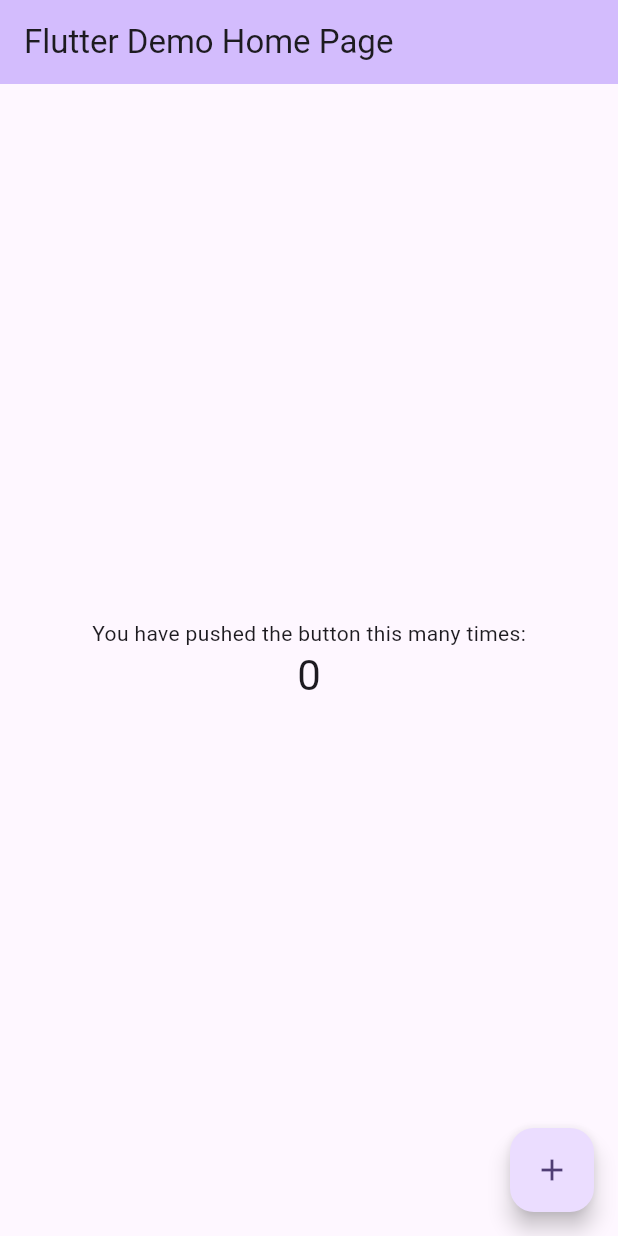
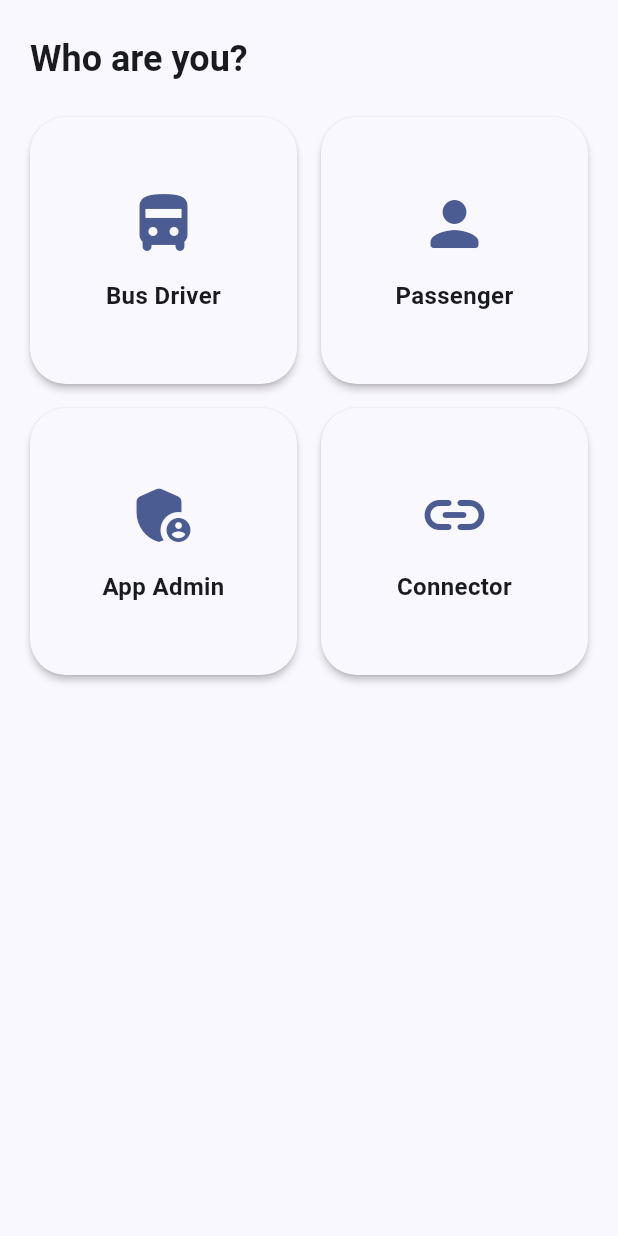
Before and after one commit to kojithan-y/Smart-Rural-Transportation-Mobile-App, a Flutter app: the screen it shows after launch, on a phone screen of 412 x 824 dp. Run offline on Flutter 3.47's test engine with Material 3 defaults, Android fonts, the phone set to English and light mode, and no system bars.

Commit message:
driver login

```diff
--- /dev/null
+++ b/frontend/lib/core/config.dart
@@ -0,0 +1,3 @@
+class AppConfig {
+  static const String baseUrl = 'http://10.0.2.2:4000/api';
+}
--- /dev/null
+++ b/frontend/lib/features/auth/role_select_screen.dart
@@ -0,0 +1,125 @@
+import 'package:flutter/material.dart';
+
+class RoleSelectScreen extends StatelessWidget {
+  const RoleSelectScreen({super.key});
+
+  @override
+  Widget build(BuildContext context) {
+    final theme = Theme.of(context);
+
+    return Scaffold(
+      body: SafeArea(
+        child: SingleChildScrollView(
+          padding: const EdgeInsets.symmetric(horizontal: 20, vertical: 24),
+          child: Column(
+            crossAxisAlignment: CrossAxisAlignment.start,
+            children: [
+              Text(
+                'Who are you?',
+                style: theme.textTheme.titleLarge?.copyWith(
+                  fontSize: 24,
+                  fontWeight: FontWeight.bold,
+                ),
+              ),
+              const SizedBox(height: 24),
+              GridView.count(
+                crossAxisCount: 2,
+                shrinkWrap: true,
+                physics: const NeverScrollableScrollPhysics(),
+                mainAxisSpacing: 16,
+                crossAxisSpacing: 16,
+                children: [
+                  _RoleCard(
+                    icon: Icons.directions_bus_filled_rounded,
+                    label: 'Bus Driver',
+                    onTap: () {
+                      Navigator.pushNamed(context, '/auth/driver/login');
+                    },
+                  ),
+                  _RoleCard(
+                    icon: Icons.person_rounded,
+                    label: 'Passenger',
+                    onTap: () {
+                      ScaffoldMessenger.of(context).showSnackBar(
+                        const SnackBar(content: Text('Coming soon')),
+                      );
+                    },
+                  ),
+                  _RoleCard(
+                    icon: Icons.admin_panel_settings_rounded,
+                    label: 'App Admin',
+                    onTap: () {
+                      ScaffoldMessenger.of(context).showSnackBar(
+                        const SnackBar(content: Text('Coming soon')),
+                      );
+                    },
+                  ),
+                  _RoleCard(
+                    icon: Icons.link_rounded,
+                    label: 'Connector',
+                    onTap: () {
+                      ScaffoldMessenger.of(context).showSnackBar(
+                        const SnackBar(content: Text('Coming soon')),
+                      );
+                    },
+                  ),
+                ],
+              ),
+            ],
+          ),
+        ),
+      ),
+    );
+  }
+}
+
+class _RoleCard extends StatelessWidget {
+  final IconData icon;
+  final String label;
+  final VoidCallback onTap;
+
+  const _RoleCard({
+    required this.icon,
+    required this.label,
+    required this.onTap,
+  });
+
+  @override
+  Widget build(BuildContext context) {
+    final scheme = Theme.of(context).colorScheme;
+
+    return Material(
+      color: scheme.surface,
+      elevation: 2,
+      borderRadius: BorderRadius.circular(24),
+      child: InkWell(
+        onTap: onTap,
+        borderRadius: BorderRadius.circular(24),
+        child: Ink(
+          decoration: BoxDecoration(
+            borderRadius: BorderRadius.circular(24),
+          ),
+          child: Padding(
+            padding: const EdgeInsets.all(16),
+            child: Column(
+              mainAxisAlignment: MainAxisAlignment.center,
+              children: [
+                Icon(icon, size: 48, color: scheme.primary),
+                const SizedBox(height: 12),
+                Text(
+                  label,
+                  textAlign: TextAlign.center,
+                  style: TextStyle(
+                    fontSize: 16,
+                    fontWeight: FontWeight.w600,
+                    color: scheme.onSurface,
+                  ),
+                ),
+              ],
+            ),
+          ),
+        ),
+      ),
+    );
+  }
+}
--- a/frontend/lib/main.dart
+++ b/frontend/lib/main.dart
@@ -1,4 +1,6 @@
 import 'package:flutter/material.dart';
+import 'features/auth/role_select_screen.dart';
+import 'features/auth/driver_login_screen.dart';
 
 void main() {
   runApp(const MyApp());
@@ -7,116 +9,49 @@ void main() {
 class MyApp extends StatelessWidget {
   const MyApp({super.key});
 
-  // This widget is the root of your application.
   @override
   Widget build(BuildContext context) {
     return MaterialApp(
-      title: 'Flutter Demo',
+      title: 'Smart Rural Transportation',
+      debugShowCheckedModeBanner: false,
       theme: ThemeData(
-        // This is the theme of your application.
-        //
-        // TRY THIS: Try running your application with "flutter run". You'll see
-        // the application has a purple toolbar. Then, without quitting the app,
-        // try changing the seedColor in the colorScheme below to Colors.green
-        // and then invoke "hot reload" (save your changes or press the "hot
-        // reload" button in a Flutter-supported IDE, or press "r" if you used
-        // the command line to start the app).
-        //
-        // Notice that the counter didn't reset back to zero; the application
-        // state is not lost during the reload. To reset the state, use hot
-        // restart instead.
-        //
-        // This works for code too, not just values: Most code changes can be
-        // tested with just a hot reload.
-        colorScheme: ColorScheme.fromSeed(seedColor: Colors.deepPurple),
+        colorScheme: ColorScheme.fromSeed(seedColor: const Color(0xFF2563EB)),
+        useMaterial3: true,
       ),
-      home: const MyHomePage(title: 'Flutter Demo Home Page'),
+      initialRoute: '/',
+      routes: {
+        '/': (context) => const RoleSelectScreen(),
+        '/auth/driver/login': (context) => const DriverLoginScreen(),
+        '/driverHome': (context) => const _DriverHomePlaceholder(),
+        '/auth/passenger/login': (context) => const _ComingSoonScreen(title: 'Passenger Login'),
+        '/auth/admin/login': (context) => const _ComingSoonScreen(title: 'Admin Login'),
+        '/auth/connector/login': (context) => const _ComingSoonScreen(title: 'Connector Login'),
+      },
     );
   }
 }
 
-class MyHomePage extends StatefulWidget {
-  const MyHomePage({super.key, required this.title});
-
-  // This widget is the home page of your application. It is stateful, meaning
-  // that it has a State object (defined below) that contains fields that affect
-  // how it looks.
-
-  // This class is the configuration for the state. It holds the values (in this
-  // case the title) provided by the parent (in this case the App widget) and
-  // used by the build method of the State. Fields in a Widget subclass are
-  // always marked "final".
-
-  final String title;
-
-  @override
-  State<MyHomePage> createState() => _MyHomePageState();
-}
-
-class _MyHomePageState extends State<MyHomePage> {
-  int _counter = 0;
-
-  void _incrementCounter() {
-    setState(() {
-      // This call to setState tells the Flutter framework that something has
-      // changed in this State, which causes it to rerun the build method below
-      // so that the display can reflect the updated values. If we changed
-      // _counter without calling setState(), then the build method would not be
-      // called again, and so nothing would appear to happen.
-      _counter++;
-    });
-  }
+class _DriverHomePlaceholder extends StatelessWidget {
+  const _DriverHomePlaceholder({super.key});
 
   @override
   Widget build(BuildContext context) {
-    // This method is rerun every time setState is called, for instance as done
-    // by the _incrementCounter method above.
-    //
-    // The Flutter framework has been optimized to make rerunning build methods
-    // fast, so that you can just rebuild anything that needs updating rather
-    // than having to individually change instances of widgets.
     return Scaffold(
-      appBar: AppBar(
-        // TRY THIS: Try changing the color here to a specific color (to
-        // Colors.amber, perhaps?) and trigger a hot reload to see the AppBar
-        // change color while the other colors stay the same.
-        backgroundColor: Theme.of(context).colorScheme.inversePrimary,
-        // Here we take the value from the MyHomePage object that was created by
-        // the App.build method, and use it to set our appbar title.
-        title: Text(widget.title),
-      ),
-      body: Center(
-        // Center is a layout widget. It takes a single child and positions it
-        // in the middle of the parent.
-        child: Column(
-          // Column is also a layout widget. It takes a list of children and
-          // arranges them vertically. By default, it sizes itself to fit its
-          // children horizontally, and tries to be as tall as its parent.
-          //
-          // Column has various properties to control how it sizes itself and
-          // how it positions its children. Here we use mainAxisAlignment to
-          // center the children vertically; the main axis here is the vertical
-          // axis because Columns are vertical (the cross axis would be
-          // horizontal).
-          //
-          // TRY THIS: Invoke "debug painting" (choose the "Toggle Debug Paint"
-          // action in the IDE, or press "p" in the console), to see the
-          // wireframe for each widget.
-          mainAxisAlignment: MainAxisAlignment.center,
-          children: <Widget>[
-            const Text('You have pushed the button this many times:'),
-            Text(
-              '$_counter',
-              style: Theme.of(context).textTheme.headlineMedium,
-            ),
-          ],
-        ),
-      ),
-      floatingActionButton: FloatingActionButton(
-        onPressed: _incrementCounter,
-        tooltip: 'Increment',
-        child: const Icon(Icons.add),
-      ), // This trailing comma makes auto-formatting nicer for build methods.
+      appBar: AppBar(title: const Text('Driver Home')),
+      body: const Center(child: Text('Driver Home')),
     );
   }
 }
+
+class _ComingSoonScreen extends StatelessWidget {
+  final String title;
+  const _ComingSoonScreen({super.key, required this.title});
+
+  @override
+  Widget build(BuildContext context) {
+    return Scaffold(
+      appBar: AppBar(title: Text(title)),
+      body: const Center(child: Text('Coming soon')),
+    );
+  }
+}
```
Also changed, not shown: frontend/lib/core/validators.dart (added, +29 -0 lines), frontend/lib/features/auth/driver_login_screen.dart (added, +165 -0 lines), frontend/lib/widgets/gradient_button.dart (added, +64 -0 lines).
